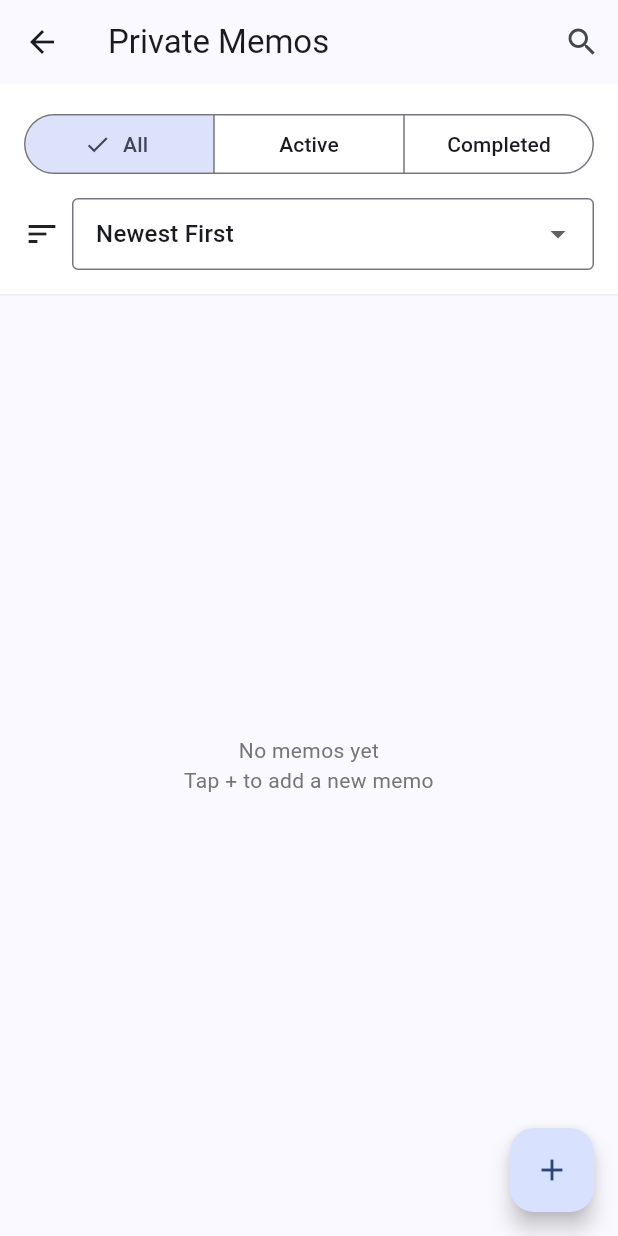
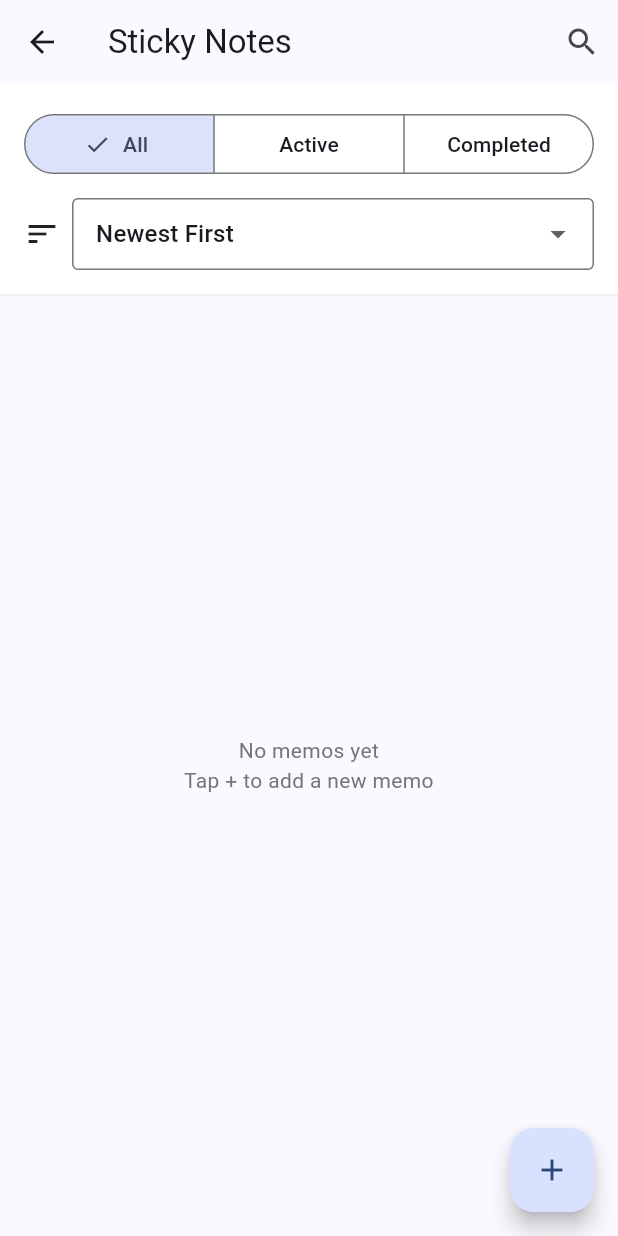
Before and after one commit to evansachie/LifeGuard, a Flutter app: the MemosScreen screen opened by its route, on a phone screen of 412 x 824 dp. Run offline on Flutter 3.47's test engine with Material 3 defaults, Android fonts, the light colour scheme and no system bars; our stand-ins replace flutter_dotenv, flutter_map, flutter_svg, just_audio, just_audio_background, latlong2 and 2 more; accounts and stored records are empty; network calls fail.

Commit message:
feat: update memos screen

```diff
--- a/mobile/lib/screens/memos/memos_screen.dart
+++ b/mobile/lib/screens/memos/memos_screen.dart
@@ -26,7 +26,7 @@ class _MemosScreenState extends State<MemosScreen> {
 
     return Scaffold(
       appBar: AppBar(
-        title: const Text('Private Memos'),
+        title: const Text('Sticky Notes'),
         actions: [
           IconButton(
             icon: const Icon(Icons.search),
```
